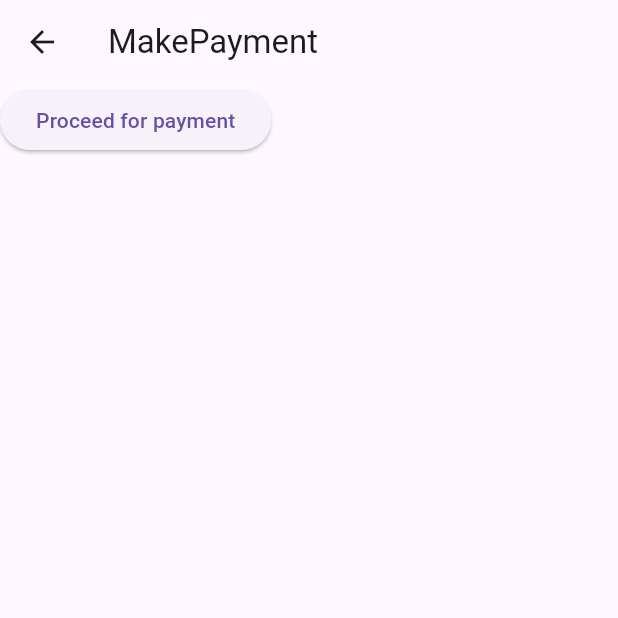
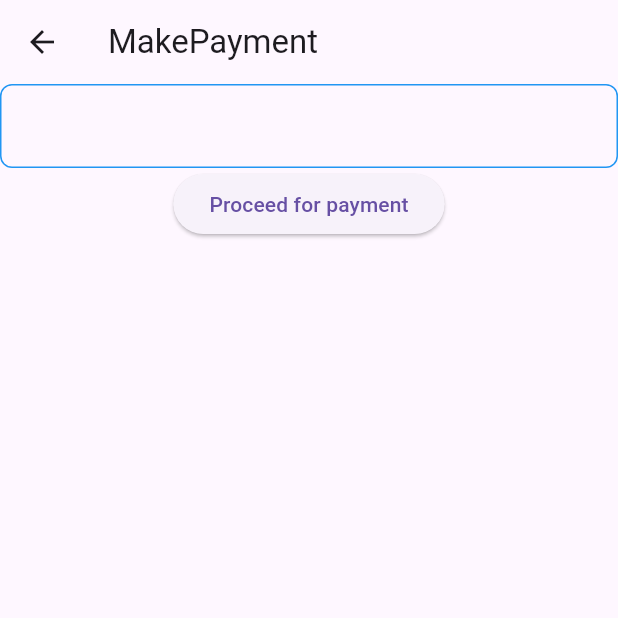
Before and after one commit to rapidops-udyan/vetcomm_test, a Flutter app: the PaymentScreen screen opened directly, on a phone screen of 412 x 824 dp, the top half of it. Run offline on Flutter 3.47's test engine with Material 3 defaults, Android fonts, the phone set to English and light mode, and no system bars; our stand-ins replace bloc, dio, flutter_bloc, freezed_annotation, in_app_purchase, youtube_player_flutter and 1 more; missing offline and left inert: flutter_stripe.

Commit message:
payment controls using bloc

```diff
--- a/lib/features/stripe_payment_gateway/bloc/stripe_payment_event.dart
+++ b/lib/features/stripe_payment_gateway/bloc/stripe_payment_event.dart
@@ -3,4 +3,7 @@ part of 'stripe_payment_bloc.dart';
 @freezed
 class StripePaymentEvent with _$StripePaymentEvent {
   const factory StripePaymentEvent.started() = _Started;
+  const factory StripePaymentEvent.fetchClientKey() = _StripePaymentFetchClientKey;
+  const factory StripePaymentEvent.initializePayment({@Default(0) double amount, @Default('usd') String currency, }) = _StripePaymentInitializePayment;
+  const factory StripePaymentEvent.paymentCompletion() = _StripePaymentCompletionEvent;
 }
--- a/lib/features/stripe_payment_gateway/bloc/stripe_payment_state.dart
+++ b/lib/features/stripe_payment_gateway/bloc/stripe_payment_state.dart
@@ -3,4 +3,7 @@ part of 'stripe_payment_bloc.dart';
 @freezed
 class StripePaymentState with _$StripePaymentState {
   const factory StripePaymentState.initial() = _Initial;
+  const factory StripePaymentState.loading() = _StripePaymentLoadingState;
+  const factory StripePaymentState.error({@Default("") String errorMessage }) =_StripePaymentErrorState;
+  const factory StripePaymentState.success() = _StripePaymentSuccessState;
 }
--- a/lib/features/stripe_payment_gateway/payment_screen.dart
+++ b/lib/features/stripe_payment_gateway/payment_screen.dart
@@ -9,7 +9,7 @@ class PaymentScreen extends StatefulWidget {
 }
 
 class _PaymentScreenState extends State<PaymentScreen> {
-  final TextEditingController controller = TextEditingController();
+  final TextEditingController amountTextController = TextEditingController();
 
   @override
   Widget build(BuildContext context) {
@@ -19,6 +19,23 @@ class _PaymentScreenState extends State<PaymentScreen> {
       ),
       body: Column(
         children: [
+          TextField(
+            controller: amountTextController,
+            decoration: InputDecoration(
+              enabledBorder: OutlineInputBorder(
+                borderSide: const BorderSide(color: Colors.blue),
+                borderRadius: BorderRadius.circular(8.0),
+              ),
+              focusedBorder: OutlineInputBorder(
+                borderSide: const BorderSide(color: Colors.blue),
+                borderRadius: BorderRadius.circular(8.0),
+              ),
+              disabledBorder: OutlineInputBorder(
+                borderSide: const BorderSide(color: Colors.blue),
+                borderRadius: BorderRadius.circular(8.0),
+              ),
+            ),
+          ),
           ElevatedButton(
             onPressed: () {
               StripeServices.instance.makePayment();
```
Also changed, not shown: lib/features/stripe_payment_gateway/bloc/stripe_payment_bloc.freezed.dart.
